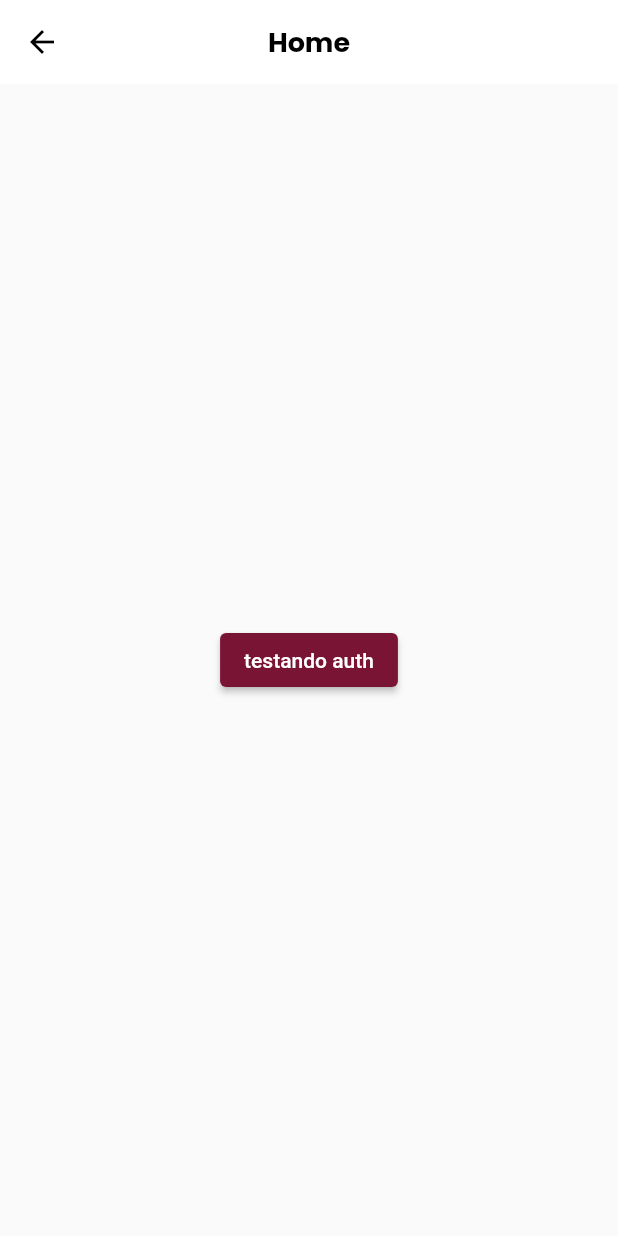
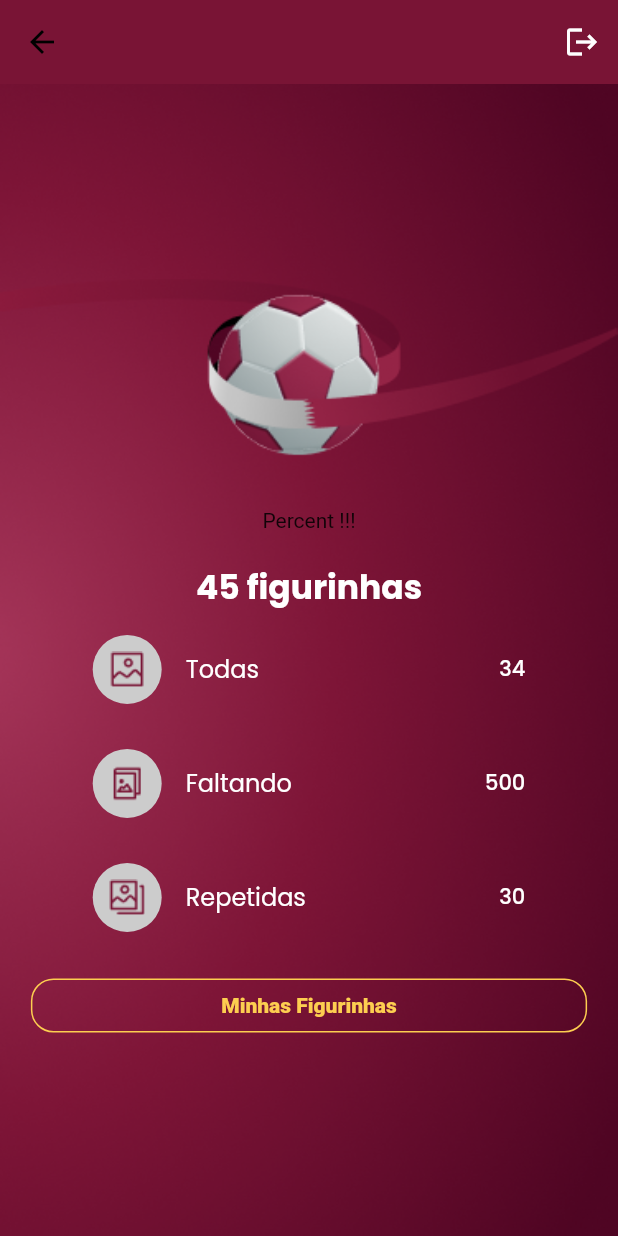
Before and after one commit to FilipeH14/fwc_album_app, a Flutter app: the HomePage screen opened by its route, on a phone screen of 412 x 824 dp. Run offline on Flutter 3.47's test engine with Material 2 defaults, Android fonts, the phone set to English and light mode, and no system bars; our stand-ins replace dio, loading_animation_widget, shared_preferences, top_snackbar_flutter; missing offline and left inert: flutter_getit, validatorless; accounts and stored records are empty; Roboto replaces fonts that are missing (MPlus1P).

Commit message:
inicialize home screen layout

```diff
--- a/lib/app/core/ui/global/global_context_impl.dart
+++ b/lib/app/core/ui/global/global_context_impl.dart
@@ -26,9 +26,13 @@ class GlobalContextImpl implements GlobalContext {
     showTopSnackBar(
       _navigatorKey.currentState!.context,
       CustomSnackBar.error(
-          message: 'Login expirado', backgroundColor: ColorsApp.i.primary),
+        message: 'Login expirado',
+        backgroundColor: ColorsApp.i.primary,
+      ),
+      overlayState: _navigatorKey.currentState!.overlay,
     );
 
-    throw UnimplementedError();
+    _navigatorKey.currentState!
+        .pushNamedAndRemoveUntil('/auth/login', (route) => false);
   }
 }
--- a/lib/app/pages/home/home_page.dart
+++ b/lib/app/pages/home/home_page.dart
@@ -1,6 +1,9 @@
 import 'package:flutter/material.dart';
-import 'package:flutter_getit/flutter_getit.dart';
-import 'package:fwc_album_app/app/core/rest/custom_dio.dart';
+import 'package:fwc_album_app/app/core/ui/styles/button_styles.dart';
+import 'package:fwc_album_app/app/core/ui/styles/colors_app.dart';
+import 'package:fwc_album_app/app/core/ui/styles/text_styles.dart';
+import 'package:fwc_album_app/app/core/ui/widgets/button.dart';
+import 'package:fwc_album_app/app/pages/home/widgets/status_tile.dart';
 
 class HomePage extends StatelessWidget {
   const HomePage({super.key});
@@ -8,13 +11,79 @@ class HomePage extends StatelessWidget {
   @override
   Widget build(BuildContext context) {
     return Scaffold(
-      appBar: AppBar(title: const Text('Home')),
-      body: Center(
-        child: ElevatedButton(
-          child: const Text('testando auth'),
-          onPressed: () async {
-            context.get<CustomDio>().auth().get('/api/me');
-          },
+      backgroundColor: context.colors.primary,
+      appBar: AppBar(
+        elevation: 0,
+        backgroundColor: context.colors.primary,
+        actions: [
+          IconButton(
+            icon: const Icon(
+              Icons.logout,
+              color: Colors.white,
+            ),
+            onPressed: () {},
+          ),
+        ],
+      ),
+      body: Container(
+        decoration: const BoxDecoration(
+          image: DecorationImage(
+            image: AssetImage('assets/images/background.png'),
+            fit: BoxFit.cover,
+          ),
+        ),
+        child: LayoutBuilder(
+          builder: (_, constrains) => ConstrainedBox(
+            constraints: BoxConstraints(minHeight: constrains.maxHeight),
+            child: Center(
+              child: SingleChildScrollView(
+                child: Column(
+                  children: [
+                    Container(
+                      padding: const EdgeInsets.only(bottom: 35),
+                      width: MediaQuery.of(context).size.width,
+                      child: Image.asset('assets/images/bola.png',
+                          fit: BoxFit.cover),
+                    ),
+                    const Text('Percent !!!'),
+                    const SizedBox(height: 20),
+                    Text(
+                      '45 figurinhas',
+                      style: context.textStyles.titleWhite,
+                    ),
+                    const SizedBox(height: 10),
+                    StatusTile(
+                      icon: Image.asset('assets/images/all_icon.png'),
+                      label: 'Todas',
+                      value: 34,
+                    ),
+                    const SizedBox(height: 20),
+                    StatusTile(
+                      icon: Image.asset('assets/images/missing_icon.png'),
+                      label: 'Faltando',
+                      value: 500,
+                    ),
+                    const SizedBox(height: 20),
+                    StatusTile(
+                      icon: Image.asset('assets/images/repeated_icon.png'),
+                      label: 'Repetidas',
+                      value: 30,
+                    ),
+                    const SizedBox(height: 20),
+                    Button(
+                      width: MediaQuery.of(context).size.width * .9,
+                      outline: true,
+                      style: context.buttonStyles.yellowOutlinedButton,
+                      labelStyle: context.textStyles.textSecondaryFontExtraBold
+                          .copyWith(color: context.colors.yellow),
+                      label: 'Minhas Figurinhas',
+                      onPressed: () {},
+                    ),
+                  ],
+                ),
+              ),
+            ),
+          ),
         ),
       ),
     );
--- /dev/null
+++ b/lib/app/pages/home/widgets/status_tile.dart
@@ -0,0 +1,44 @@
+import 'package:flutter/material.dart';
+import 'package:fwc_album_app/app/core/ui/styles/colors_app.dart';
+import 'package:fwc_album_app/app/core/ui/styles/text_styles.dart';
+
+class StatusTile extends StatelessWidget {
+  final Image icon;
+  final String label;
+  final int value;
+
+  const StatusTile({
+    required this.icon,
+    required this.label,
+    required this.value,
+    super.key,
+  });
+
+  @override
+  Widget build(BuildContext context) {
+    return SizedBox(
+      width: MediaQuery.of(context).size.width * .7,
+      child: ListTile(
+        leading: SizedBox(
+          width: 46,
+          child: CircleAvatar(
+            radius: 46,
+            backgroundColor: context.colors.grey,
+            child: icon,
+          ),
+        ),
+        contentPadding: EdgeInsets.zero,
+        title: Text(
+          label,
+          style: context.textStyles.textPrimaryFontRegular
+              .copyWith(color: Colors.white),
+        ),
+        trailing: Text(
+          '$value',
+          style: context.textStyles.textPrimaryFontMedium
+              .copyWith(color: Colors.white),
+        ),
+      ),
+    );
+  }
+}
```
